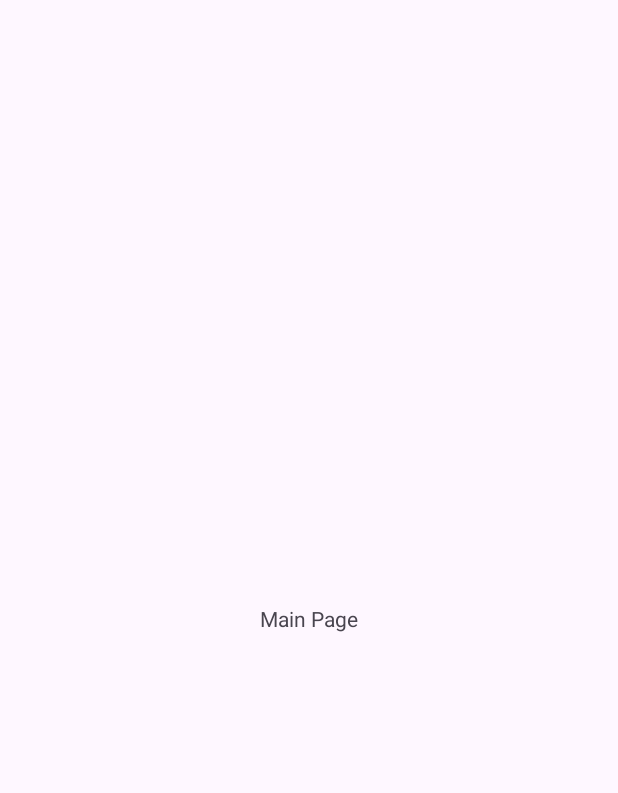
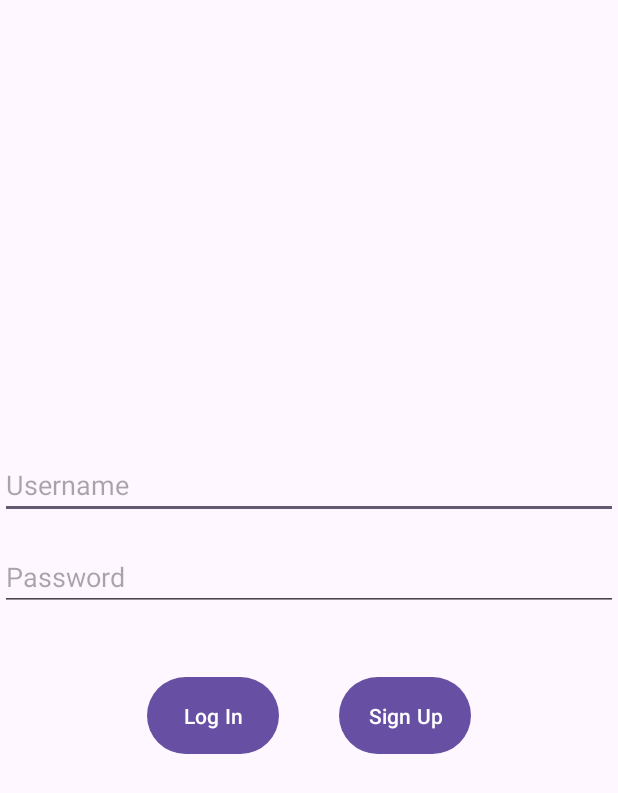
Before and after one commit to GACoutts/OPSC_cocktail_app, an Android app: the screen it shows after launch (MainActivity), on a phone screen of 412 x 824 dp. Before the commit the part shown is almost empty. Shown: the top 793 px of the screen. Run offline under Robolectric (Android 15) with nearby library versions, the phone set to English and light mode, and no system bars.

Commit message:
Added log in and sign up page basics start of home page

```diff
--- a/app/src/main/AndroidManifest.xml
+++ b/app/src/main/AndroidManifest.xml
@@ -13,6 +13,12 @@
         android:theme="@style/Theme.MixMate"
         tools:targetApi="31">
         <activity
+            android:name=".home_page"
+            android:exported="false" />
+        <activity
+            android:name=".sign_up_page"
+            android:exported="false" />
+        <activity
             android:name=".MainActivity"
             android:exported="true">
             <intent-filter>
--- a/app/src/main/res/layout/activity_main.xml
+++ b/app/src/main/res/layout/activity_main.xml
@@ -1,19 +1,63 @@
 <?xml version="1.0" encoding="utf-8"?>
-<androidx.constraintlayout.widget.ConstraintLayout xmlns:android="http://schemas.android.com/apk/res/android"
-    xmlns:app="http://schemas.android.com/apk/res-auto"
+<LinearLayout
+    xmlns:android="http://schemas.android.com/apk/res/android"
     xmlns:tools="http://schemas.android.com/tools"
     android:id="@+id/main"
     android:layout_width="match_parent"
     android:layout_height="match_parent"
+    android:gravity="center"
+    android:orientation="vertical"
+    android:padding="24dp"
     tools:context=".MainActivity">
 
-    <TextView
-        android:layout_width="wrap_content"
+    <!-- Username field -->
+    <EditText
+        android:id="@+id/edtxUserName"
+        android:layout_width="match_parent"
         android:layout_height="wrap_content"
-        android:text="@string/main_page"
-        app:layout_constraintBottom_toBottomOf="parent"
-        app:layout_constraintEnd_toEndOf="parent"
-        app:layout_constraintStart_toStartOf="parent"
-        app:layout_constraintTop_toTopOf="parent" />
+        android:hint="Username"
+        android:inputType="textPersonName"
+        android:ems="10"
+        android:layout_marginBottom="16dp"/>
 
-</androidx.constraintlayout.widget.ConstraintLayout>
+    <!-- Password field -->
+    <EditText
+        android:id="@+id/edtxPassword"
+        android:layout_width="match_parent"
+        android:layout_height="wrap_content"
+        android:hint="Password"
+        android:inputType="textPassword"
+        android:ems="10"
+        android:layout_marginBottom="24dp"/>
+
+    <LinearLayout
+        android:layout_width="match_parent"
+        android:layout_height="wrap_content"
+        android:gravity="center"
+        android:orientation="horizontal"
+        android:padding="16dp">
+
+
+    <!-- Log In button -->
+        <Button
+            android:id="@+id/btnLogIn"
+            android:layout_width="wrap_content"
+            android:layout_height="wrap_content"
+            android:text="Log In"
+            android:padding="16dp"
+            android:layout_marginRight="20dp"/>
+
+        <!-- Sign Up button -->
+        <Button
+            android:id="@+id/btnSignUp"
+            android:layout_width="wrap_content"
+            android:layout_height="wrap_content"
+            android:padding="16dp"
+            android:text="Sign Up"
+            android:layout_marginLeft="20dp"/>
+
+    </LinearLayout>
+
+
+
+</LinearLayout>
--- a/app/src/main/res/values/strings.xml
+++ b/app/src/main/res/values/strings.xml
@@ -1,4 +1,10 @@
 <resources>
     <string name="app_name">MixMate</string>
     <string name="main_page">Main Page</string>
+    <string name="date_of_birth">Date of Birth</string>
+    <string name="password">Password</string>
+    <string name="username">Username</string>
+    <string name="surname">Surname</string>
+    <string name="name">Name</string>
+    <string name="sign_up_page">Sign Up Page</string>
 </resources>
```
Also changed, not shown: app/src/main/java/com/example/mixmate/home_page.kt (added, +20 -0 lines), app/src/main/java/com/example/mixmate/sign_up_page.kt (added, +20 -0 lines), app/src/main/res/layout/activity_home_page.xml (added, +10 -0 lines), app/src/main/res/layout/activity_sign_up_page.xml (added, +80 -0 lines).
